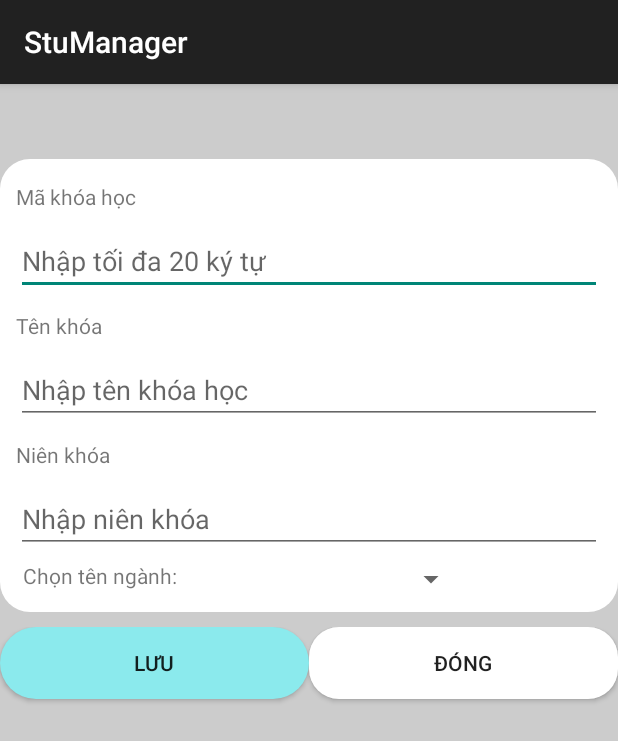
After one commit to thaiduong03122003/Student-Management-Complete-Version, an Android app: the AddCourseActivity screen opened directly, with no data from a screen before it, on a phone screen of 412 x 824 dp. The commit adds this screen. Shown: the top 741 px of the screen. Run offline under Robolectric (Android 15) with nearby library versions, the phone set to English and light mode, and no system bars.

Commit message:
Current proceed: Show courses management

```diff
--- /dev/null
+++ b/app/src/main/java/com/nhom02/stumanager/activity/AddCourseActivity.java
@@ -0,0 +1,60 @@
+package com.nhom02.stumanager.activity;
+
+import androidx.appcompat.app.AppCompatActivity;
+
+import android.os.Bundle;
+import android.view.View;
+import android.widget.AdapterView;
+import android.widget.Button;
+import android.widget.EditText;
+import android.widget.Spinner;
+import android.widget.Toast;
+
+import com.nhom02.stumanager.R;
+import com.nhom02.stumanager.adapter.EduProgAdapter;
+import com.nhom02.stumanager.adapter.MajorAdapter;
+import com.nhom02.stumanager.model.Course;
+import com.nhom02.stumanager.model.EducationProgram;
+import com.nhom02.stumanager.model.Major;
+import com.nhom02.stumanager.sqlite.CourseDao;
+import com.nhom02.stumanager.sqlite.EduProgDao;
+import com.nhom02.stumanager.sqlite.MajorDao;
+
+import java.util.List;
+
+public class AddCourseActivity extends AppCompatActivity implements View.OnClickListener {
+    private EditText etCourseId, etCourseName, etSchYear, etMajorId;
+
+    @Override
+    protected void onCreate(Bundle savedInstanceState) {
+        super.onCreate(savedInstanceState);
+        setContentView(R.layout.activity_add_course);
+
+        etCourseId = findViewById(R.id.etCourseId);
+        etCourseName = findViewById(R.id.etCourseName);
+        etSchYear = findViewById(R.id.etSchYear);
+        etMajorId = findViewById(R.id.etMajorId);
+
+        findViewById(R.id.btnSave).setOnClickListener(this);
+        findViewById(R.id.btnClose).setOnClickListener(this);
+    }
+
+    @Override
+    public void onClick(View v) {
+        if (v.getId() == R.id.btnSave) {
+            Course course = new Course();
+            course.setCourseId(etCourseId.getText().toString());
+            course.setCourseName(etCourseName.getText().toString());
+            course.setSchYear(etSchYear.getText().toString());
+            course.setMajorId(etMajorId.getText().toString());
+
+            CourseDao dao = new CourseDao(this);
+            dao.insert(course);
+            Toast.makeText(this, "Thêm thành công!", Toast.LENGTH_SHORT).show();
+            finish();
+        }
+        else if (v.getId() == R.id.btnClose) {
+            finish();
+        }
+    }
+}
--- a/app/src/main/java/com/nhom02/stumanager/activity/DetailMajorActivity.java
+++ b/app/src/main/java/com/nhom02/stumanager/activity/DetailMajorActivity.java
@@ -76,7 +76,7 @@ public class DetailMajorActivity extends AppCompatActivity implements View.OnCli
 
             AlertDialog.Builder builder = new AlertDialog.Builder(DetailMajorActivity.this);
             builder.setTitle("Cảnh báo!");
-            String message = "Khi bạn xóa, các lớp thuộc chuyên ngành này sẽ mất Mã chuyên ngành<br/><br/>" + "Bạn vẫn muốn xóa ngành " + major.getMajorName() + " chứ?";
+            String message = "Khi bạn xóa, các lớp / khóa thuộc chuyên ngành này sẽ mất Mã chuyên ngành<br/><br/>" + "Bạn vẫn muốn xóa ngành " + major.getMajorName() + " chứ?";
 
             if (android.os.Build.VERSION.SDK_INT >= android.os.Build.VERSION_CODES.N) {
                 builder.setMessage(Html.fromHtml(message, Html.FROM_HTML_MODE_COMPACT));
--- a/app/src/main/java/com/nhom02/stumanager/adapter/MajorAdapter.java
+++ b/app/src/main/java/com/nhom02/stumanager/adapter/MajorAdapter.java
@@ -31,6 +31,7 @@ public class MajorAdapter extends RecyclerView.Adapter<MajorAdapter.MajorViewHol
         this.majorList = list;
         notifyDataSetChanged();
     }
+
     @NonNull
     @Override
     public MajorViewHolder onCreateViewHolder(@NonNull ViewGroup parent, int viewType) {
--- a/app/src/main/java/com/nhom02/stumanager/fragment/HomeFragment.java
+++ b/app/src/main/java/com/nhom02/stumanager/fragment/HomeFragment.java
@@ -12,6 +12,7 @@ import android.widget.LinearLayout;
 
 import com.nhom02.stumanager.MainActivity;
 import com.nhom02.stumanager.R;
+import com.nhom02.stumanager.activity.ManageCourseActivity;
 import com.nhom02.stumanager.activity.ManageMajorActivity;
 
 
@@ -57,8 +58,8 @@ public class HomeFragment extends Fragment implements View.OnClickListener {
             startActivity(intentMajor);
         }
         else if (v.getId() == R.id.btnCourse) {
-            //Intent intentCourse = new Intent(getActivity(), ManageMajorActivity.class);
-            //startActivity(intentCourse);
+            Intent intentCourse = new Intent(getActivity(), ManageCourseActivity.class);
+            startActivity(intentCourse);
         }
         else if (v.getId() == R.id.btnClass) {
             //Intent intentClass = new Intent(getActivity(), ManageMajorActivity.class);
--- a/app/src/main/java/com/nhom02/stumanager/sqlite/DBHelper.java
+++ b/app/src/main/java/com/nhom02/stumanager/sqlite/DBHelper.java
@@ -57,8 +57,10 @@ public class DBHelper extends SQLiteOpenHelper {
 
         String khoaHocSql = "CREATE TABLE \"tb_khoahoc\" (\n" +
                 "\t\"ma_khoahoc\"\tvarchar(10),\n" +
-                "\t\"ten_khoahoc\"\tvarchar(5) NOT NULL,\n" +
+                "\t\"ten_khoahoc\"\tvarchar(10) NOT NULL,\n" +
                 "\t\"nien_khoa\"\tTEXT NOT NULL,\n" +
+                "\t\"ma_nganh\"\tvarchar(10),\n" +
+                "\tFOREIGN KEY(\"ma_nganh\") REFERENCES \"tb_chuyennganh\"(\"ma_nganh\") ON DELETE SET NULL ON UPDATE CASCADE,\n" +
                 "\tPRIMARY KEY(\"ma_khoahoc\")\n" +
                 ")";
 
@@ -158,6 +160,7 @@ public class DBHelper extends SQLiteOpenHelper {
         String lopSql = "DROP TABLE IF EXISTS tb_lop";
         String monChuyenSql = "DROP TABLE IF EXISTS tb_monhoc_chuyennganh";
 
+        // Drop theo thứ tự từ khóa ngoại -> khóa chính, tránh lỗi
         db.execSQL(lichSuSql);
         db.execSQL(chiTietDiemSql);
         db.execSQL(diemSql);
--- /dev/null
+++ b/app/src/main/res/layout/activity_add_course.xml
@@ -0,0 +1,112 @@
+<?xml version="1.0" encoding="utf-8"?>
+<LinearLayout xmlns:android="http://schemas.android.com/apk/res/android"
+    xmlns:app="http://schemas.android.com/apk/res-auto"
+    xmlns:tools="http://schemas.android.com/tools"
+    android:layout_width="match_parent"
+    android:layout_height="match_parent"
+    android:orientation="vertical"
+    tools:context=".activity.AddCourseActivity"
+    android:background="#CCCCCC">
+
+    <LinearLayout
+        android:layout_width="match_parent"
+        android:layout_height="wrap_content"
+        android:orientation="vertical"
+        android:layout_marginTop="50dp"
+        android:paddingLeft="5dp"
+        android:paddingRight="5dp"
+        android:paddingTop="10dp"
+        android:paddingBottom="10dp"
+        android:background="@drawable/button_white_lightmode">
+
+
+        <TextView
+            android:id="@+id/textView8"
+            android:layout_width="match_parent"
+            android:layout_height="wrap_content"
+            android:layout_margin="5dp"
+            android:text="Mã khóa học" />
+
+        <EditText
+            android:id="@+id/etCourseId"
+            android:layout_width="match_parent"
+            android:layout_height="wrap_content"
+            android:layout_margin="5dp"
+            android:ems="10"
+            android:hint="Nhập tối đa 20 ký tự"
+            android:inputType="text" />
+
+        <TextView
+            android:id="@+id/textView9"
+            android:layout_width="match_parent"
+            android:layout_height="wrap_content"
+            android:layout_margin="5dp"
+            android:text="Tên khóa" />
+
+        <EditText
+            android:id="@+id/etCourseName"
+            android:layout_width="match_parent"
+            android:layout_height="wrap_content"
+            android:layout_margin="5dp"
+            android:ems="10"
+            android:hint="Nhập tên khóa học"
+            android:inputType="text" />
+
+        <TextView
+            android:id="@+id/textView10"
+            android:layout_width="match_parent"
+            android:layout_height="wrap_content"
+            android:layout_margin="5dp"
+            android:text="Niên khóa" />
+
+        <EditText
+            android:id="@+id/etSchYear"
+            android:layout_width="match_parent"
+            android:layout_height="wrap_content"
+            android:layout_margin="5dp"
+            android:ems="10"
+            android:hint="Nhập niên khóa"
+            android:inputType="text" />
+
+        <LinearLayout
+            android:layout_width="match_parent"
+            android:layout_height="wrap_content"
+            android:orientation="horizontal">
+
+            <TextView
+                android:layout_width="wrap_content"
+                android:layout_height="wrap_content"
+                android:layout_marginLeft="10dp"
+                android:text="Chọn tên ngành: "/>
+
+            <Spinner
+                android:id="@+id/spMajor"
+                android:layout_width="190dp"
+                android:layout_height="wrap_content"/>
+        </LinearLayout>
+
+    </LinearLayout>
+
+    <LinearLayout
+        android:layout_width="match_parent"
+        android:layout_height="match_parent"
+        android:orientation="horizontal"
+        android:layout_marginTop="10dp">
+
+        <Button
+            android:id="@+id/btnSave"
+            android:layout_width="wrap_content"
+            android:layout_height="wrap_content"
+            android:layout_weight="1"
+            android:text="Lưu"
+            android:background="@drawable/button_background_lightmode"/>
+
+        <Button
+            android:id="@+id/btnClose"
+            android:layout_width="wrap_content"
+            android:layout_height="wrap_content"
+            android:layout_weight="1"
+            android:text="Đóng"
+            android:background="@drawable/button_white_lightmode"/>
+    </LinearLayout>
+</LinearLayout>
--- a/app/src/main/res/layout/activity_add_major.xml
+++ b/app/src/main/res/layout/activity_add_major.xml
@@ -11,7 +11,7 @@
         android:orientation="vertical">
 
         <TextView
-            android:id="@+id/textView"
+            android:id="@+id/tvHeader"
             android:layout_width="match_parent"
             android:layout_height="wrap_content"
             android:background="#00E9FE"
```
Also changed, not shown: app/src/main/AndroidManifest.xml (+10 -4 lines), app/src/main/java/com/nhom02/stumanager/activity/AddOrEditMajorActivity.java (+7 -0 lines), app/src/main/java/com/nhom02/stumanager/activity/ManageCourseActivity.java (added, +75 -0 lines), app/src/main/java/com/nhom02/stumanager/adapter/CourseAdapter.java (added, +62 -0 lines), app/src/main/java/com/nhom02/stumanager/adapter/CourseCateAdapter.java (added, +77 -0 lines), app/src/main/java/com/nhom02/stumanager/category/CourseCategory.java (added, +31 -0 lines), app/src/main/java/com/nhom02/stumanager/model/Course.java (added, +52 -0 lines), app/src/main/java/com/nhom02/stumanager/sqlite/CourseDao.java (+103 -0 lines), app/src/main/java/com/nhom02/stumanager/sqlite/MajorDao.java (+23 -7 lines), app/src/main/res/layout/activity_manage_course.xml (added, +24 -0 lines), app/src/main/res/layout/layout_category_major_item.xml (added, +23 -0 lines), app/src/main/res/layout/layout_course_item.xml (added, +42 -0 lines), app/src/main/res/drawable/course.png (added).
